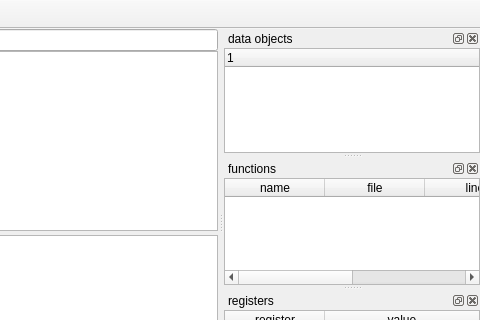
This is mainwindow.ui in stoyan-shopov/troll as Qt 5 draws it before an edit; both pictures show x 389 to 869 and y 0 to 320 of the 869 by 654 pixel window. The edited form follows.
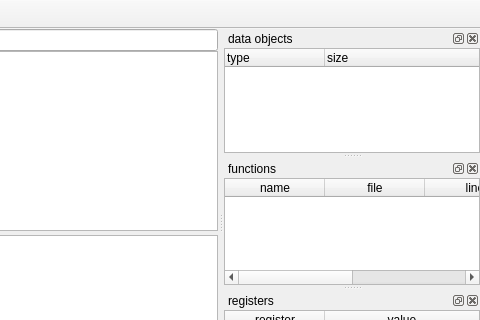
This is the edited form.

What changed in the file:
```diff
--- a/mainwindow.ui
+++ b/mainwindow.ui
@@ -104,7 +104,12 @@
        </property>
        <column>
         <property name="text">
-         <string notr="true">1</string>
+         <string notr="true">type</string>
+        </property>
+       </column>
+       <column>
+        <property name="text">
+         <string>size</string>
         </property>
        </column>
       </widget>
```
